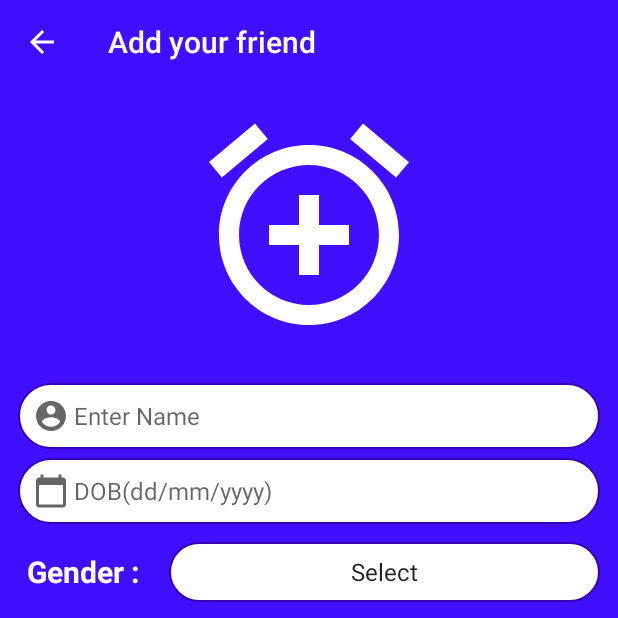
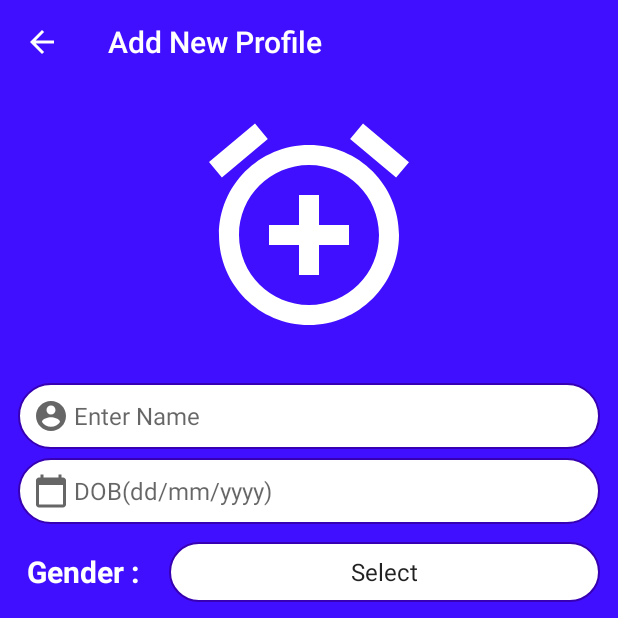
Before and after one commit to Abhinraj-ss/Birthday_Remainder, an Android app: the AddNewActivity screen opened directly, with no data from a screen before it, on a phone screen of 412 x 824 dp, the top half of it. Run offline under Robolectric (Android 15) with nearby library versions, the phone set to English and light mode, and no system bars; our stand-ins replace Room's generated code.

Commit message:
front end

```diff
--- a/app/src/main/java/com/abhinraj/birthdayremainder/activity/AddNewActivity.kt
+++ b/app/src/main/java/com/abhinraj/birthdayremainder/activity/AddNewActivity.kt
@@ -62,7 +62,7 @@ class AddNewActivity : AppCompatActivity() {
 
         toolbar = findViewById(R.id.toolbar)
         setSupportActionBar(toolbar)
-        supportActionBar?.title = "Add your friend"
+        supportActionBar?.title = "Add New Profile"
         supportActionBar?.setHomeButtonEnabled(true)
         supportActionBar?.setDisplayHomeAsUpEnabled(true)
 
--- a/app/src/main/res/layout/app_bar_main.xml
+++ b/app/src/main/res/layout/app_bar_main.xml
@@ -29,7 +29,7 @@
         android:layout_gravity="bottom|end"
         android:layout_margin="@dimen/fab_margin"
         app:fabSize="normal"
-        app:borderWidth="0dp"
+        app:borderWidth="3dp"
         app:elevation="7dp"
         android:backgroundTint="@color/white"
         android:scaleType="center"
--- a/app/src/main/res/values/colors.xml
+++ b/app/src/main/res/values/colors.xml
@@ -2,7 +2,7 @@
 <resources>
     <color name="colorPrimary">#410fff</color>
     <color name="colorPrimaryDark">#3700B3</color>
-    <color name="colorAccent">#03DAC5</color>
+    <color name="colorAccent">#9399ff</color>
     <color name="colorPrimaryLyt">#9399ff</color>
     <color name="white">#FFFFFF</color>
     <color name="black">#000000</color>
```
